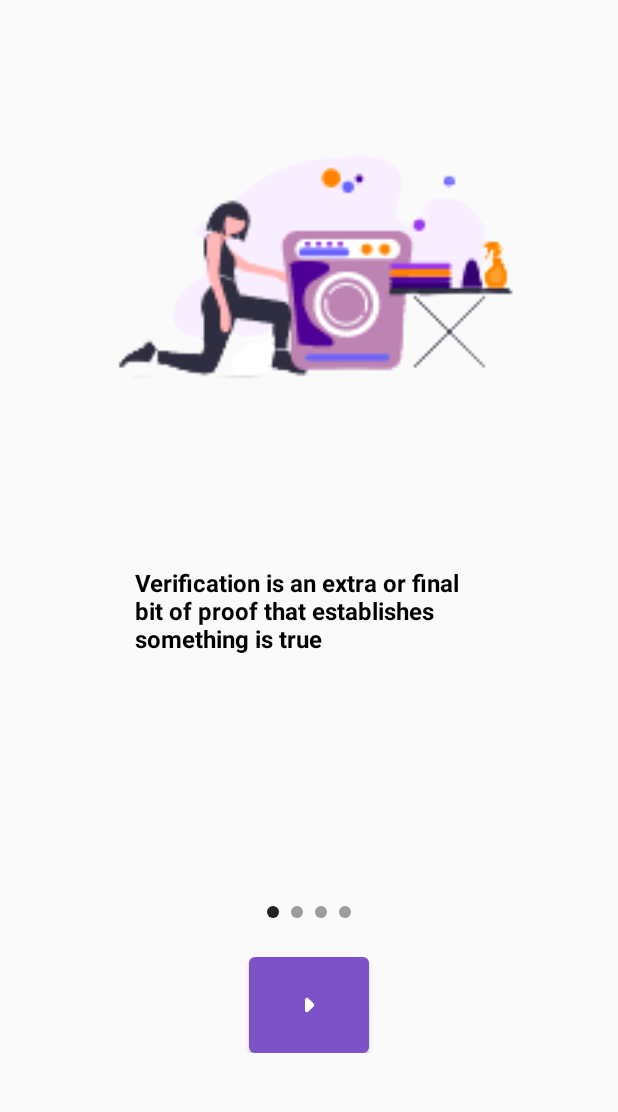
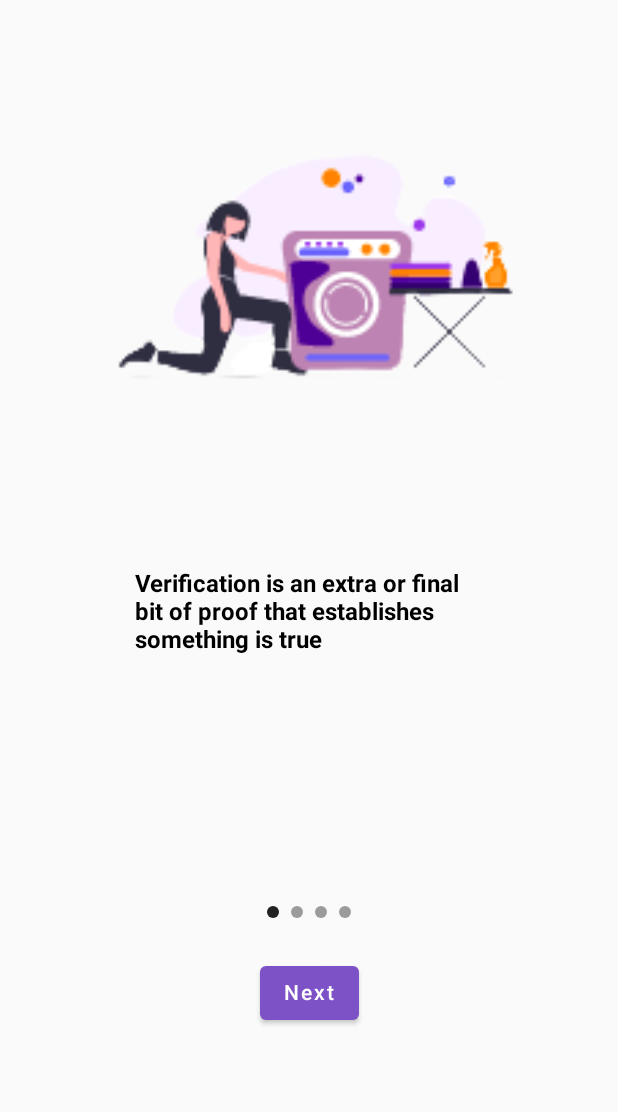
Before and after one commit to MouofoKayouDanela/OpenPressing, an Android app built with Jetpack Compose: the screen it shows after launch (MainActivity), on a phone screen of 412 x 824 dp, the part 60-1172 px from its top. Run offline under Robolectric (Android 15) with nearby library versions, the phone set to English and light mode, and no system bars; our stand-ins replace Dagger/Hilt's generated code, accompanist; pictures from the network do not load.

Commit message:
Navigation des pages

```diff
--- a/android_part/app/src/main/java/com/android/openpressing/MainActivity.kt
+++ b/android_part/app/src/main/java/com/android/openpressing/MainActivity.kt
@@ -8,9 +8,7 @@ import androidx.compose.runtime.Composable
 import androidx.navigation.compose.NavHost
 import androidx.navigation.compose.composable
 import androidx.navigation.compose.rememberNavController
-import com.android.openpressing.client_module.presentation.IntroScreen
-import com.android.openpressing.client_module.presentation.ProfileScreen
-import com.android.openpressing.client_module.presentation.ScaffoldSample
+import com.android.openpressing.client_module.presentation.*
 import com.android.openpressing.ui.theme.OpenPressingTheme
 import com.android.openpressing.client_module.presentation.module.FinitionScreen
 import com.android.openpressing.client_module.presentation.module.ForgotPasswordScreen
@@ -39,6 +37,7 @@ class MainActivity : ComponentActivity() {
                     composable(Screen.Profile.road){ ProfileScreen(navController) }
                     composable(Screen.EditScreen.road){ EditerProfil(navController) }
                     composable(Screen.Splash.road){ IntroScreen(navController) }
+                    //composable(Screen.Commande.road){ CommandeCard(navController) }
                 }
             }
         }
--- a/android_part/app/src/main/java/com/android/openpressing/client_module/presentation/FormSplash.kt
+++ b/android_part/app/src/main/java/com/android/openpressing/client_module/presentation/FormSplash.kt
@@ -19,6 +19,7 @@ import androidx.compose.ui.unit.dp
 import androidx.navigation.NavHostController
 import coil.compose.AsyncImage
 import com.android.openpressing.R
+import com.android.openpressing.utils.Screen
 import com.google.accompanist.pager.HorizontalPager
 import com.google.accompanist.pager.HorizontalPagerIndicator
 import com.google.accompanist.pager.rememberPagerState
@@ -119,20 +120,20 @@ fun IntroScreen(navController: NavHostController) {
                 .padding(vertical = 26.dp)
         )
 
-
+        Row(
+            verticalAlignment = Alignment.CenterVertically,
+            horizontalArrangement = Arrangement.SpaceEvenly,
+            modifier = Modifier
+                .padding(horizontal = 8.dp)
+                .fillMaxWidth()
+        ) {
             if (isPrevVisible.value) {
                 Button(onClick = {
                     scope.launch {
                         pagerState.animateScrollToPage(pagerState.currentPage - 1)
                     }
                 }) {
-                    IconButton(onClick = { /*TODO*/ }) {
-                        Icon(
-                            Icons.Rounded.ArrowBack,
-                            contentDescription = null,
-                            modifier = Modifier.size(32.dp, 32.dp)
-                        )
-                    }
+                    Text(text = "Prev")
                 }
             }
             if (isPrevVisible.value && isNextVisible.value) {
@@ -141,22 +142,16 @@ fun IntroScreen(navController: NavHostController) {
 
             if (isNextVisible.value) {
                 Button(onClick = {
-                    scope.launch{
+                    navController.navigate(Screen.Login.road)
+                    scope.launch {
                         pagerState.animateScrollToPage(pagerState.currentPage + 1)
                     }
                 }) {
-                    IconButton(onClick = { /*TODO*/ }) {
-                        Icon(
-                            Icons.Rounded.ArrowRight,
-                            contentDescription = null,
-                            modifier = Modifier.size(32.dp, 32.dp)
-                        )
-                    }
+                    Text(text = "Next")
                 }
-
+            }
 
         }
 
-
     }
 }
--- a/android_part/app/src/main/java/com/android/openpressing/utils/Screen.kt
+++ b/android_part/app/src/main/java/com/android/openpressing/utils/Screen.kt
@@ -11,5 +11,6 @@ sealed class Screen(val road: String){
     object Profile: Screen("/profile_Screen")
     object EditScreen: Screen("/edit_screen")
     object Splash: Screen("/splash_screen")
+    object Commande: Screen("/list_commande")
 
 }
```
Also changed, not shown: android_part/app/src/main/java/com/android/openpressing/client_module/presentation/Commande.kt (+7 -4 lines), android_part/app/src/main/java/com/android/openpressing/client_module/presentation/HomeClient.kt (+105 -110 lines), android_part/app/src/main/java/com/android/openpressing/client_module/presentation/profile/ProfileScreen.kt (+8 -3 lines).
